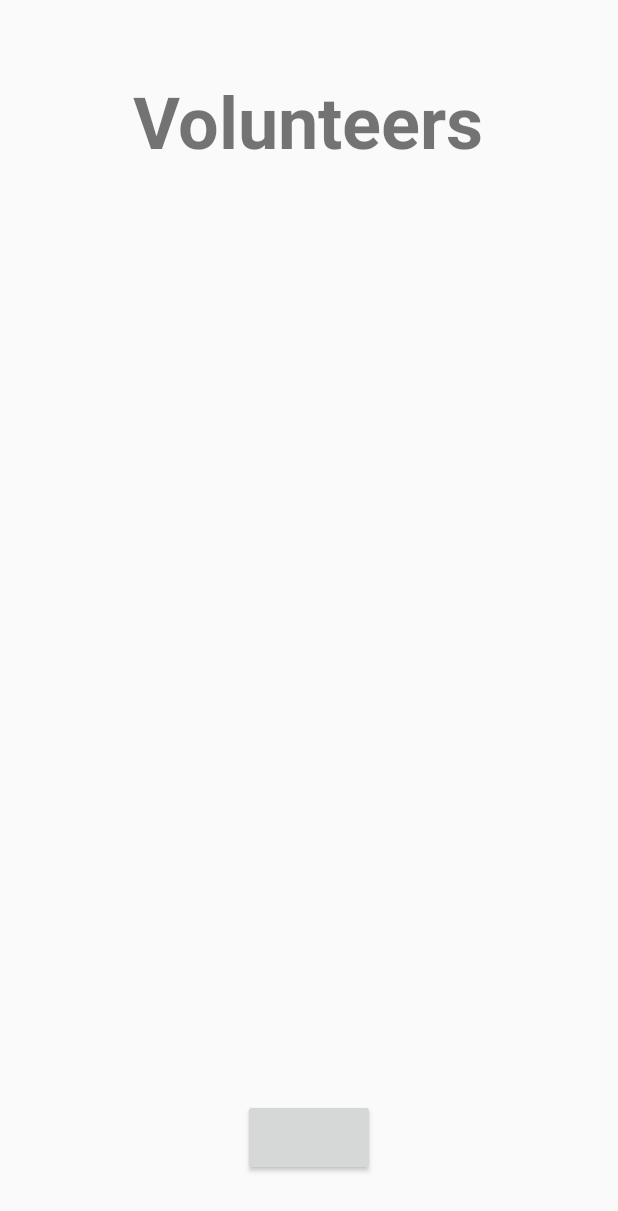
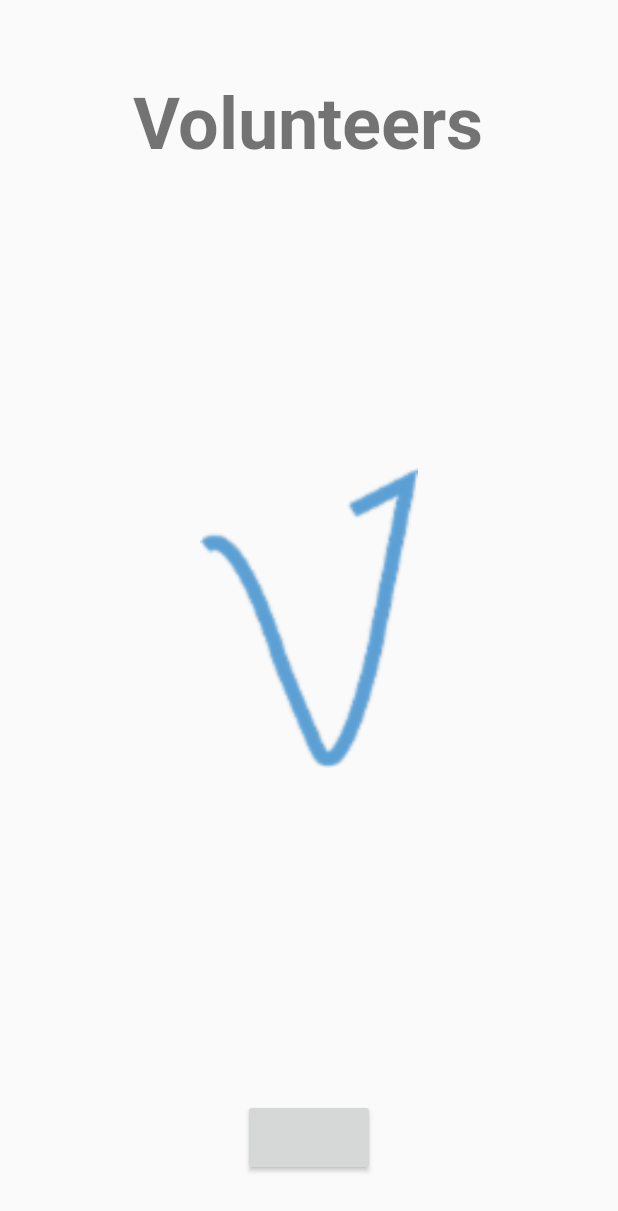
Before and after one commit to saurabhj80/Volunteers, an Android app: the LoginFragment screen opened directly, with no data from a screen before it, on a phone screen of 412 x 824 dp. Shown: the top 1211 px of the screen. Run offline under Robolectric (Android 15) with nearby library versions, the light colour scheme and no system bars; our stand-ins replace Firebase (no records; nobody signed in at launch, a user with empty details on screens opened directly); libraries missing offline, so code that uses them is left out: com.facebook, com.facebook.login; plain views replace LoginButton; 5 statements that could not run were skipped.

Commit message:
Added app icons and login page image

```diff
--- a/app/src/main/res/layout/fragment_login.xml
+++ b/app/src/main/res/layout/fragment_login.xml
@@ -20,7 +20,8 @@
         <ImageView
             android:layout_width="200dp"
             android:layout_height="200dp"
-            android:layout_centerInParent="true"/>
+            android:layout_centerInParent="true"
+            android:src="@drawable/volunteer"/>
 
         <com.facebook.login.widget.LoginButton
             android:id="@+id/login_fragment_login"
```
Also changed, not shown: app/src/main/res/layout/fragment_detailed_volunteer.xml (+4 -3 lines), app/src/main/ic_launcher-web.png (added), app/src/main/res/drawable-hdpi/volunteer.png (added), app/src/main/res/drawable-mdpi/volunteer.png (added), app/src/main/res/drawable-xhdpi/volunteer.png (added), app/src/main/res/drawable-xxhdpi/volunteer.png (added), app/src/main/res/drawable-xxxhdpi/volunteer.png (added), app/src/main/res/mipmap-hdpi/ic_launcher.png, app/src/main/res/mipmap-mdpi/ic_launcher.png, app/src/main/res/mipmap-xhdpi/ic_launcher.png, app/src/main/res/mipmap-xxhdpi/ic_launcher.png, app/src/main/res/mipmap-xxxhdpi/ic_launcher.png.
